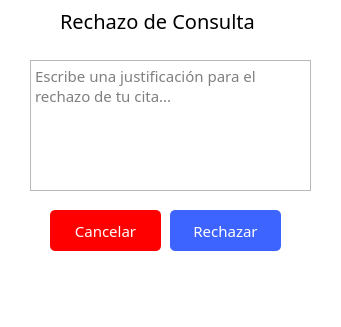
This is hospital-Core/Widgets/Medico/medico_rechazar_cita_medica.ui in MrDanielG/Hospital-SCRUM as Qt 5 draws it before an edit. The edited form follows.
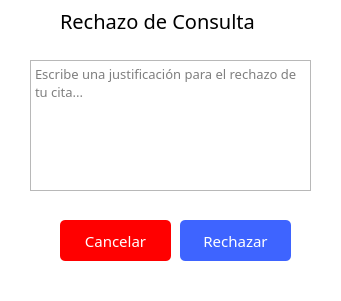
This is the edited form.

Commit message: Avance de rechazar una cita

Patch:
```diff
--- a/hospital-Core/Widgets/Medico/medico_rechazar_cita_medica.ui
+++ b/hospital-Core/Widgets/Medico/medico_rechazar_cita_medica.ui
@@ -7,7 +7,7 @@
     <x>0</x>
     <y>0</y>
     <width>341</width>
-    <height>327</height>
+    <height>301</height>
    </rect>
   </property>
   <property name="windowTitle">
@@ -19,7 +19,7 @@
      <x>0</x>
      <y>0</y>
      <width>341</width>
-     <height>327</height>
+     <height>301</height>
     </rect>
    </property>
    <property name="styleSheet">
@@ -60,7 +60,7 @@
    <property name="font">
     <font>
      <family>Montserrat Medium</family>
-     <pointsize>11</pointsize>
+     <pointsize>10</pointsize>
     </font>
    </property>
    <property name="styleSheet">
@@ -73,8 +73,8 @@
   <widget class="QPushButton" name="pushButton">
    <property name="geometry">
     <rect>
-     <x>50</x>
-     <y>210</y>
+     <x>60</x>
+     <y>220</y>
      <width>111</width>
      <height>41</height>
     </rect>
@@ -101,8 +101,8 @@
   <widget class="QPushButton" name="pushButton_2">
    <property name="geometry">
     <rect>
-     <x>170</x>
-     <y>210</y>
+     <x>180</x>
+     <y>220</y>
      <width>111</width>
      <height>41</height>
     </rect>
```
Left out of the diff: 2 changed lines with no effect on the pictures. The commit also changes 7 other files.
